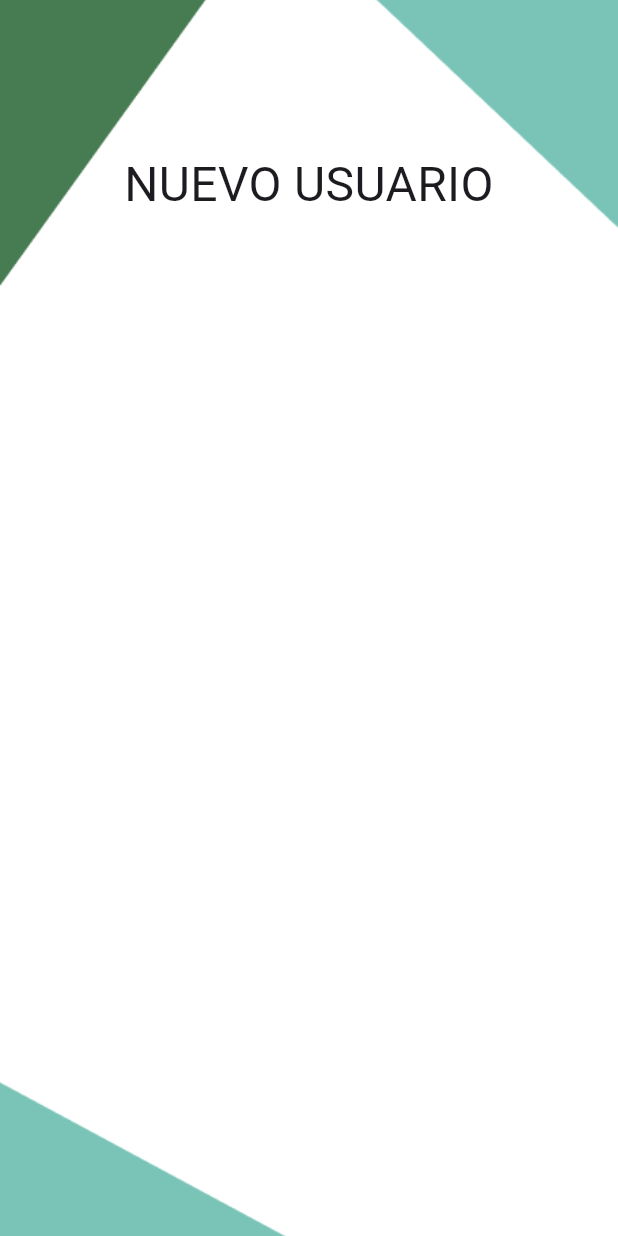
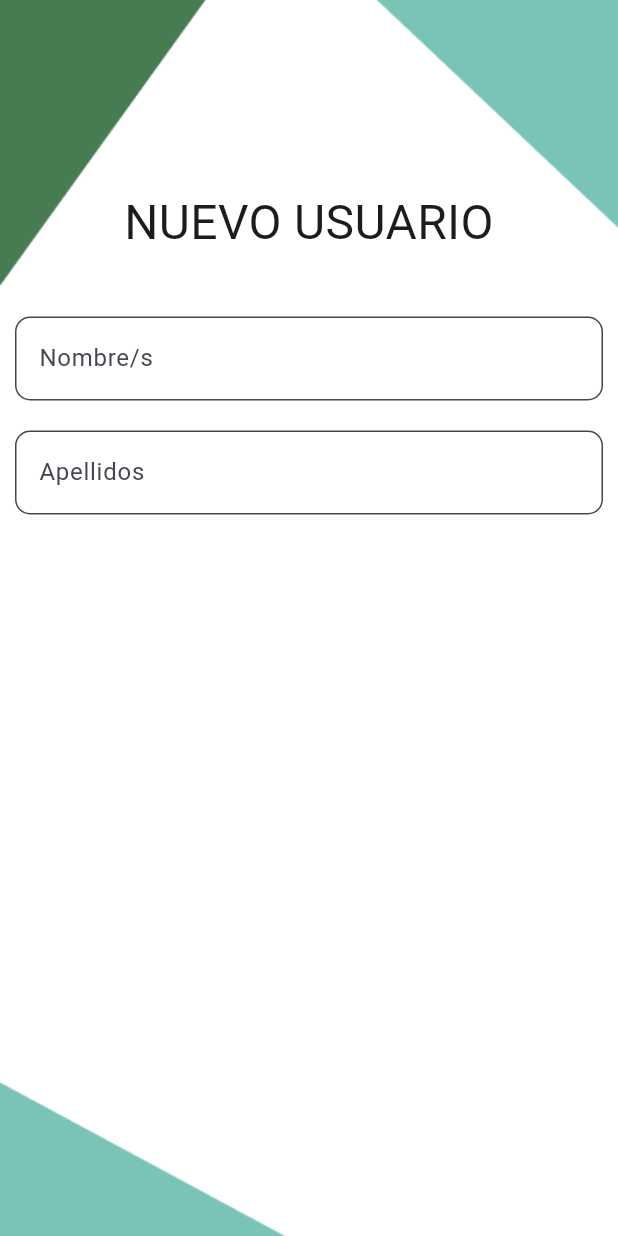
Before and after one commit to josemnzno/EveentAPP, a Flutter app: the Crear_cuenta screen opened directly, on a phone screen of 412 x 824 dp. Run offline on Flutter 3.47's test engine with Material 3 defaults, Android fonts, the phone set to English and light mode, and no system bars.

Commit message:
version v1

```diff
--- a/lib/Crear_cuenta.dart
+++ b/lib/Crear_cuenta.dart
@@ -20,13 +20,40 @@ class Crear_cuenta extends StatelessWidget {
             child: Column(
               mainAxisAlignment: MainAxisAlignment.start,
               children: [
-                SizedBox(height: 100),
+                SizedBox(height: 125),
                 Text(
                   'NUEVO USUARIO',
                   textAlign: TextAlign.center,
                   style: TextStyle(
                     fontSize: 32,
                     fontWeight: FontWeight.normal,
+                  ),
+                ),
+                SizedBox(height: 20), // Agregamos un espacio entre el texto y los campos de entrada
+                Padding(
+                  padding: EdgeInsets.symmetric(horizontal: 10,vertical: 20),
+                  child: TextFormField(
+                    decoration: InputDecoration(
+                      hintText: 'Nombre/s',
+                      filled: true,
+                      fillColor: Colors.white,
+                      border: OutlineInputBorder(
+                        borderRadius: BorderRadius.circular(10),
+                      ),
+                    ),
+                  ),
+                ),
+                Padding(
+                  padding: EdgeInsets.symmetric(horizontal: 10),
+                  child: TextFormField(
+                    decoration: InputDecoration(
+                      hintText: 'Apellidos',
+                      filled: true,
+                      fillColor: Colors.white,
+                      border: OutlineInputBorder(
+                        borderRadius: BorderRadius.circular(10),
+                      ),
+                    ),
                   ),
                 ),
               ],
```
